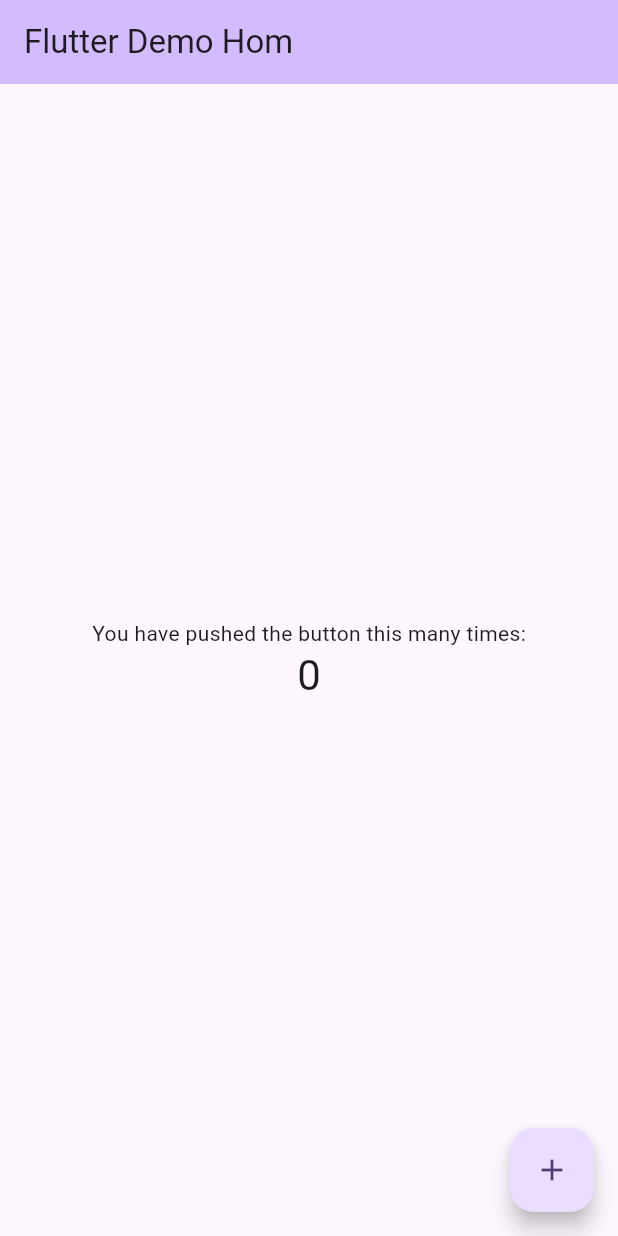
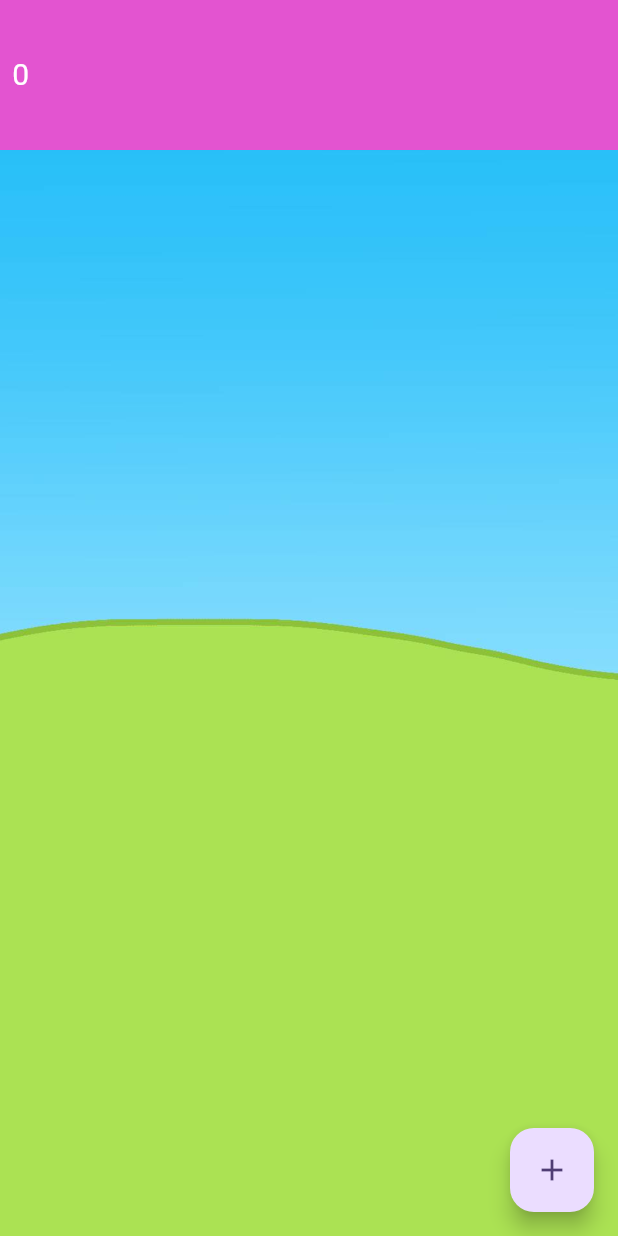
Before and after one commit to AlisterFL/Clickopolis---Flutter-Game, a Flutter app: the screen it shows after launch, on a phone screen of 412 x 824 dp. Run offline on Flutter 3.47's test engine with Material 3 defaults, Android fonts, the phone set to English and light mode, and no system bars.

Commit message:
ajout image test

```diff
--- a/lib/main.dart
+++ b/lib/main.dart
@@ -5,48 +5,23 @@ void main() {
 }
 
 class MyApp extends StatelessWidget {
-  const MyApp({super.key});
+  const MyApp({Key? key}) : super(key: key);
 
-  // This widget is the root of your application.
   @override
   Widget build(BuildContext context) {
     return MaterialApp(
       title: 'Flutter Demo',
       theme: ThemeData(
-        // This is the theme of your application.
-        //
-        // TRY THIS: Try running your application with "flutter run". You'll see
-        // the application has a purple toolbar. Then, without quitting the app,
-        // try changing the seedColor in the colorScheme below to Colors.green
-        // and then invoke "hot reload" (save your changes or press the "hot
-        // reload" button in a Flutter-supported IDE, or press "r" if you used
-        // the command line to start the app).
-        //
-        // Notice that the counter didn't reset back to zero; the application
-        // state is not lost during the reload. To reset the state, use hot
-        // restart instead.
-        //
-        // This works for code too, not just values: Most code changes can be
-        // tested with just a hot reload.
         colorScheme: ColorScheme.fromSeed(seedColor: Colors.deepPurple),
         useMaterial3: true,
       ),
-      home: const MyHomePage(title: 'Flutter Demo Hom'),
+      home: const MyHomePage(title: 'Flutter Demo'),
     );
   }
 }
 
 class MyHomePage extends StatefulWidget {
-  const MyHomePage({super.key, required this.title});
-
-  // This widget is the home page of your application. It is stateful, meaning
-  // that it has a State object (defined below) that contains fields that affect
-  // how it looks.
-
-  // This class is the configuration for the state. It holds the values (in this
-  // case the title) provided by the parent (in this case the App widget) and
-  // used by the build method of the State. Fields in a Widget subclass are
-  // always marked "final".
+  const MyHomePage({Key? key, required this.title}) : super(key: key);
 
   final String title;
 
@@ -59,67 +34,70 @@ class _MyHomePageState extends State<MyHomePage> {
 
   void _incrementCounter() {
     setState(() {
-      // This call to setState tells the Flutter framework that something has
-      // changed in this State, which causes it to rerun the build method below
-      // so that the display can reflect the updated values. If we changed
-      // _counter without calling setState(), then the build method would not be
-      // called again, and so nothing would appear to happen.
       _counter++;
+    });
+  }
+
+  void _resetCounter() {
+    setState(() {
+      _counter = 0;
     });
   }
 
   @override
   Widget build(BuildContext context) {
-    // This method is rerun every time setState is called, for instance as done
-    // by the _incrementCounter method above.
-    //
-    // The Flutter framework has been optimized to make rerunning build methods
-    // fast, so that you can just rebuild anything that needs updating rather
-    // than having to individually change instances of widgets.
     return Scaffold(
-      appBar: AppBar(
-        // TRY THIS: Try changing the color here to a specific color (to
-        // Colors.amber, perhaps?) and trigger a hot reload to see the AppBar
-        // change color while the other colors stay the same.
-        backgroundColor: Theme.of(context).colorScheme.inversePrimary,
-        // Here we take the value from the MyHomePage object that was created by
-        // the App.build method, and use it to set our appbar title.
-        title: Text(widget.title),
-      ),
-      body: Center(
-        // Center is a layout widget. It takes a single child and positions it
-        // in the middle of the parent.
-        child: Column(
-          // Column is also a layout widget. It takes a list of children and
-          // arranges them vertically. By default, it sizes itself to fit its
-          // children horizontally, and tries to be as tall as its parent.
-          //
-          // Column has various properties to control how it sizes itself and
-          // how it positions its children. Here we use mainAxisAlignment to
-          // center the children vertically; the main axis here is the vertical
-          // axis because Columns are vertical (the cross axis would be
-          // horizontal).
-          //
-          // TRY THIS: Invoke "debug painting" (choose the "Toggle Debug Paint"
-          // action in the IDE, or press "p" in the console), to see the
-          // wireframe for each widget.
-          mainAxisAlignment: MainAxisAlignment.center,
-          children: <Widget>[
-            const Text(
-              'You have pushed the button this many times:',
+      body: Stack(
+        children: [
+          // Image d'arrière-plan
+          Positioned.fill(
+            child : SafeArea(
+              top: true,
+              bottom: false,
+              child: Image.asset(
+                'assets/images/chapter1/background.jpeg',
+                fit: BoxFit.cover,
+              ),
             ),
-            Text(
-              '$_counter',
-              style: Theme.of(context).textTheme.headlineMedium,
+          ),
+          // Image en haut de l'écran
+          Positioned(
+            top: 0,
+            left: 0,
+            right: 0,
+            child: SafeArea(
+              child: Container(
+                height: 100, // Hauteur de l'image
+                decoration: BoxDecoration(
+                  image: DecorationImage(
+                    image: AssetImage('assets/images/chapter1/header-background.jpeg'),
+                    fit: BoxFit.cover,
+                  ),
+                ),
+                child: Row(
+                  children: [
+                    Padding(
+                      padding: const EdgeInsets.all(8.0),
+                      child: Text(
+                        '$_counter',
+                        style: TextStyle(
+                          color: Colors.white,
+                          fontSize: 20,
+                        ),
+                      ),
+                    ),
+                  ],
+                ),
+              ),
             ),
-          ],
-        ),
+          )
+        ],
       ),
       floatingActionButton: FloatingActionButton(
         onPressed: _incrementCounter,
         tooltip: 'Increment',
         child: const Icon(Icons.add),
-      ), // This trailing comma makes auto-formatting nicer for build methods.
+      ),
     );
   }
 }
```
Also changed, not shown: pubspec.yaml (+7 -3 lines), assets/images/background-image.jpg (added), assets/images/chapter1/background.jpeg (added), assets/images/chapter1/header-background.jpeg (added), assets/images/chapter1/house/house-lvl1.png (added), assets/images/chapter1/house/house-lvl2.png (added), assets/images/chapter1/house/house-lvl3.png (added).
